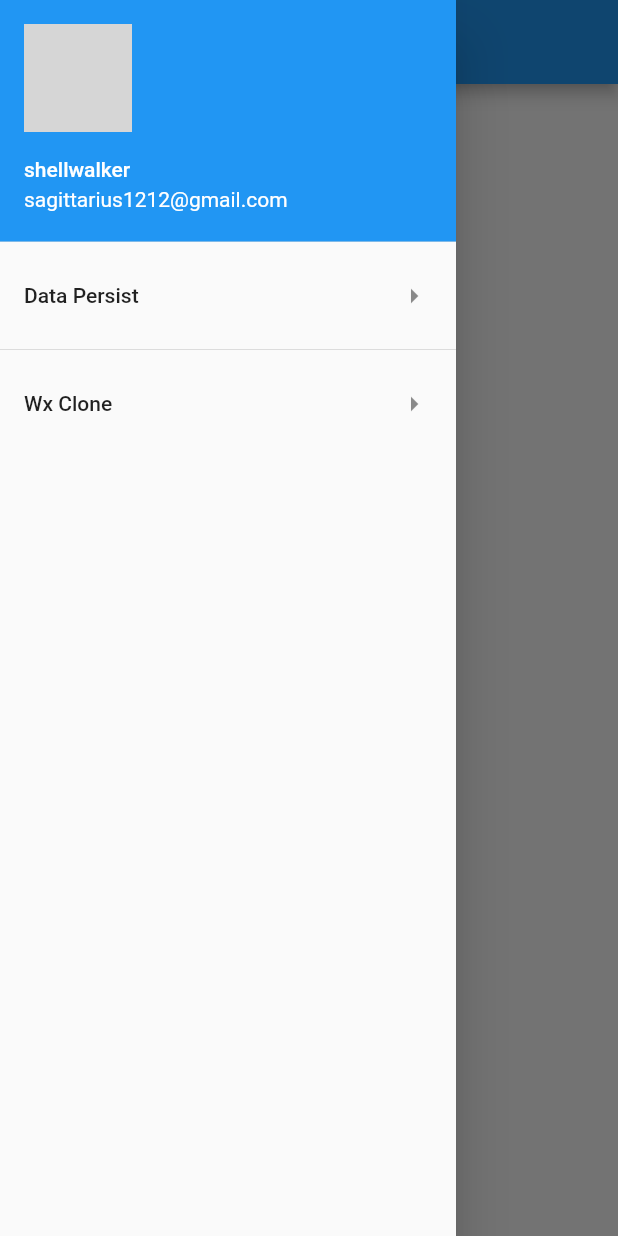
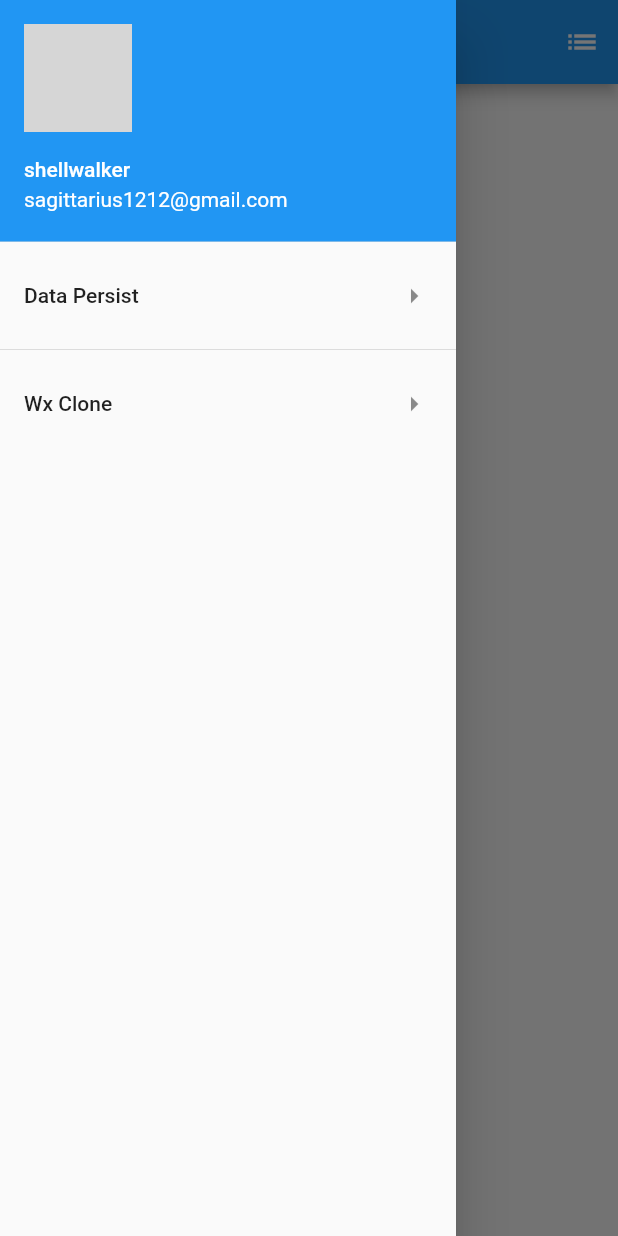
Before and after one commit to shellwalker/flutter_demo, a Flutter app: the screen it shows after launch, with the side drawer open, on a phone screen of 412 x 824 dp. Run offline on Flutter 3.47's test engine with Material 2 defaults, Android fonts, the phone set to English and light mode, and no system bars; our stand-ins replace shared_preferences; network calls fail; grey boxes are pictures that could not be loaded.

Commit message:
using IconButton in AppBar's actions widgets

```diff
--- a/lib/widgets/home_page.dart
+++ b/lib/widgets/home_page.dart
@@ -8,9 +8,14 @@ class HomePage extends StatelessWidget {
     return Scaffold(
       appBar: new AppBar(
         title: Text("My Home Title"),
-//        actions: <Widget>[
-//          Icon(Icons.list),
-//        ],
+        actions: <Widget>[
+          IconButton(
+            icon: Icon(Icons.list),
+            onPressed: () {
+              print("icon list pressed.");
+            },
+          ),
+        ],
       ),
       drawer: new Drawer(
         child: DrawerPageWidget(),
```
Also changed, not shown: lib/widgets/demo_wx_skeleton_clone/wx_skeleton_clone_page.dart (+15 -11 lines).
